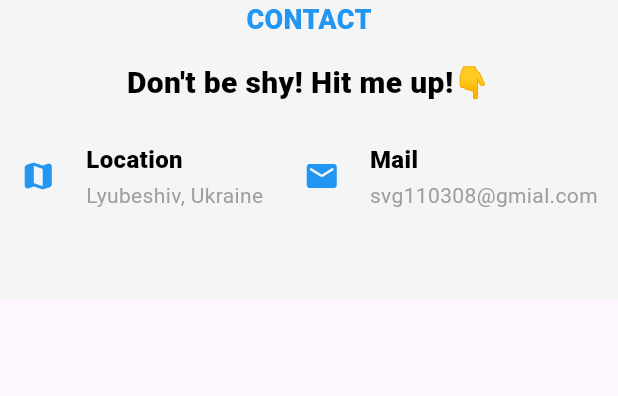
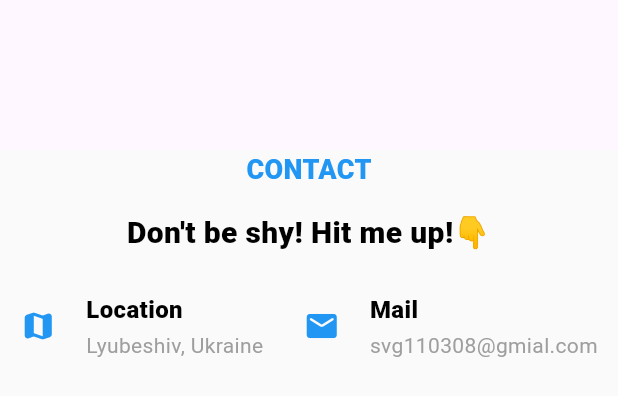
Before and after one commit to Vlad200815/portfolio_website, a Flutter app: the MyBottomBar widget shown alone on an empty page, opened directly, on a phone screen of 412 x 824 dp. Shown: the top 396 px of the screen. Run offline on Flutter 3.47's test engine with Material 3 defaults, Android fonts, the phone set to English and light mode, and no system bars; our stand-ins replace font_awesome_flutter, google_fonts.

Commit message:
fixed the bottom bar

```diff
--- a/lib/widgets/my_bottom_bar.dart
+++ b/lib/widgets/my_bottom_bar.dart
@@ -5,10 +5,13 @@ class MyBottomBar extends StatelessWidget {
 
   @override
   Widget build(BuildContext context) {
-    return Container(
+    return Column(
+      children: [
+        const SizedBox(height: 100),
+        Container(
           width: double.infinity,
           height: 200,
-      color: Colors.grey[100],
+          color: Colors.grey[50],
           child: Column(
             // mainAxisAlignment: MainAxisAlignment.center,
             crossAxisAlignment: CrossAxisAlignment.center,
@@ -95,6 +98,8 @@ class MyBottomBar extends StatelessWidget {
               ),
             ],
           ),
+        ),
+      ],
     );
   }
 }
```
Lines whose indentation alone changed are shown as unchanged.
